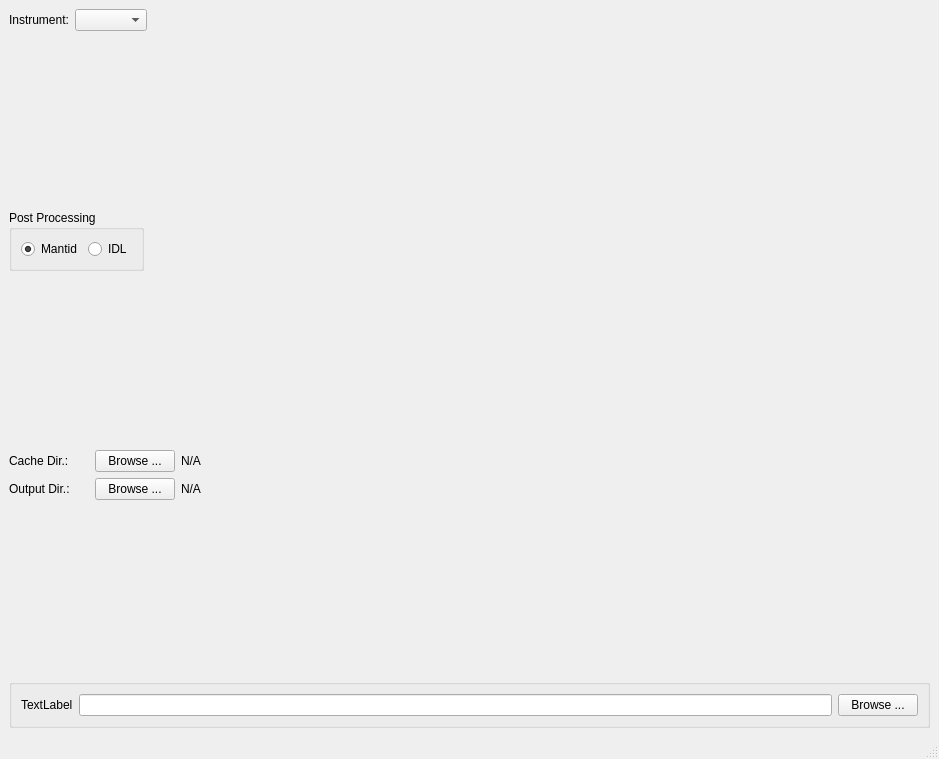
Qt form addie/ui/advanced_window.ui (neutrons/addie) before a commit.
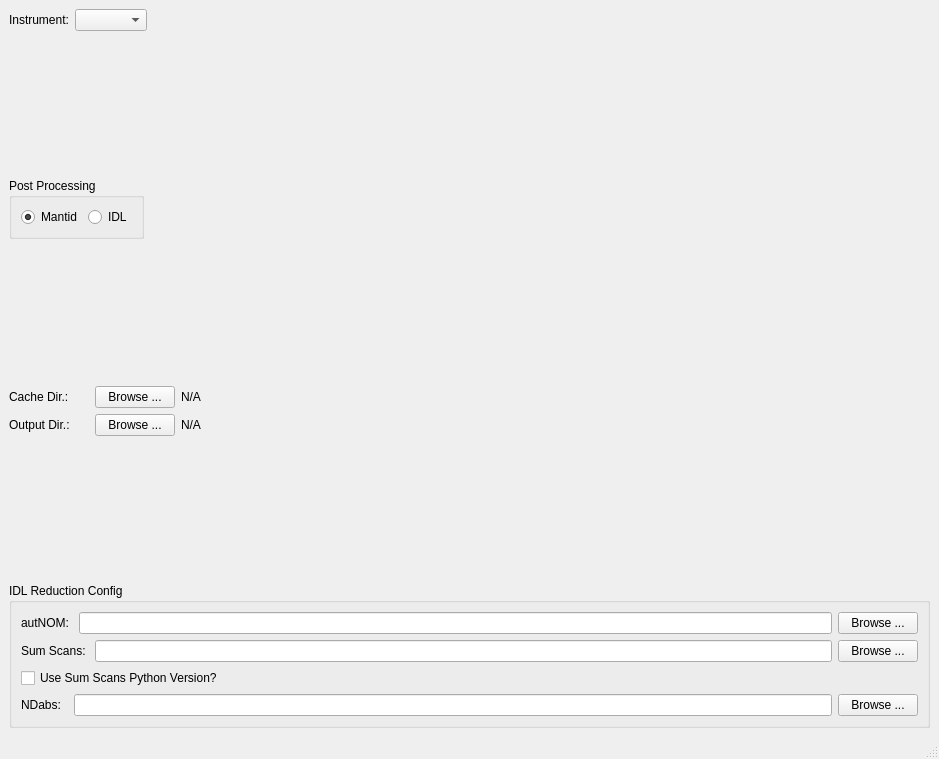
The same form after that commit.

```diff
--- a/addie/ui/advanced_window.ui
+++ b/addie/ui/advanced_window.ui
@@ -228,28 +228,81 @@
     <item>
      <widget class="QGroupBox" name="idl_groupbox">
       <property name="title">
-       <string/>
+       <string>IDL Reduction Config</string>
       </property>
       <layout class="QVBoxLayout" name="verticalLayout">
        <item>
-        <layout class="QHBoxLayout" name="horizontalLayout_6">
+        <layout class="QVBoxLayout" name="verticalLayout_4">
          <item>
-          <widget class="QLabel" name="label_3">
-           <property name="text">
-            <string>TextLabel</string>
-           </property>
-          </widget>
+          <layout class="QHBoxLayout" name="horizontalLayout_7">
+           <item>
+            <widget class="QLabel" name="autonom_path_label">
+             <property name="text">
+              <string>autNOM: </string>
+             </property>
+            </widget>
+           </item>
+           <item>
+            <widget class="QLineEdit" name="autonom_path_line_edit"/>
+           </item>
+           <item>
+            <widget class="QPushButton" name="autonom_path_browse_button">
+             <property name="text">
+              <string>Browse ...</string>
+             </property>
+            </widget>
+           </item>
+          </layout>
          </item>
          <item>
-          <widget class="QLineEdit" name="lineEdit"/>
+          <layout class="QHBoxLayout" name="horizontalLayout_6">
+           <item>
+            <widget class="QLabel" name="sum_scans_path_label">
+             <property name="text">
+              <string>Sum Scans: </string>
+             </property>
+            </widget>
+           </item>
+           <item>
+            <widget class="QLineEdit" name="sum_scans_path_line_edit"/>
+           </item>
+           <item>
+            <widget class="QPushButton" name="sum_scans_path_browse_button">
+             <property name="text">
+              <string>Browse ...</string>
+             </property>
+            </widget>
+           </item>
+          </layout>
          </item>
          <item>
-          <widget class="QPushButton" name="pushButton">
+          <widget class="QCheckBox" name="sum_scans_python_version_checkbox">
            <property name="text">
-            <string>Browse ...</string>
+            <string>Use Sum Scans Python Version?</string>
            </property>
           </widget>
          </item>
+         <item>
+          <layout class="QHBoxLayout" name="horizontalLayout_8">
+           <item>
+            <widget class="QLabel" name="ndabs_path_label">
+             <property name="text">
+              <string>NDabs:  </string>
+             </property>
+            </widget>
+           </item>
+           <item>
+            <widget class="QLineEdit" name="ndabs_path_line_edit"/>
+           </item>
+           <item>
+            <widget class="QPushButton" name="ndabs_path_browse_button">
+             <property name="text">
+              <string>Browse ...</string>
+             </property>
+            </widget>
+           </item>
+          </layout>
+         </item>
         </layout>
        </item>
       </layout>
```
Left out of the diff: 137 changed lines with no effect on the pictures.
